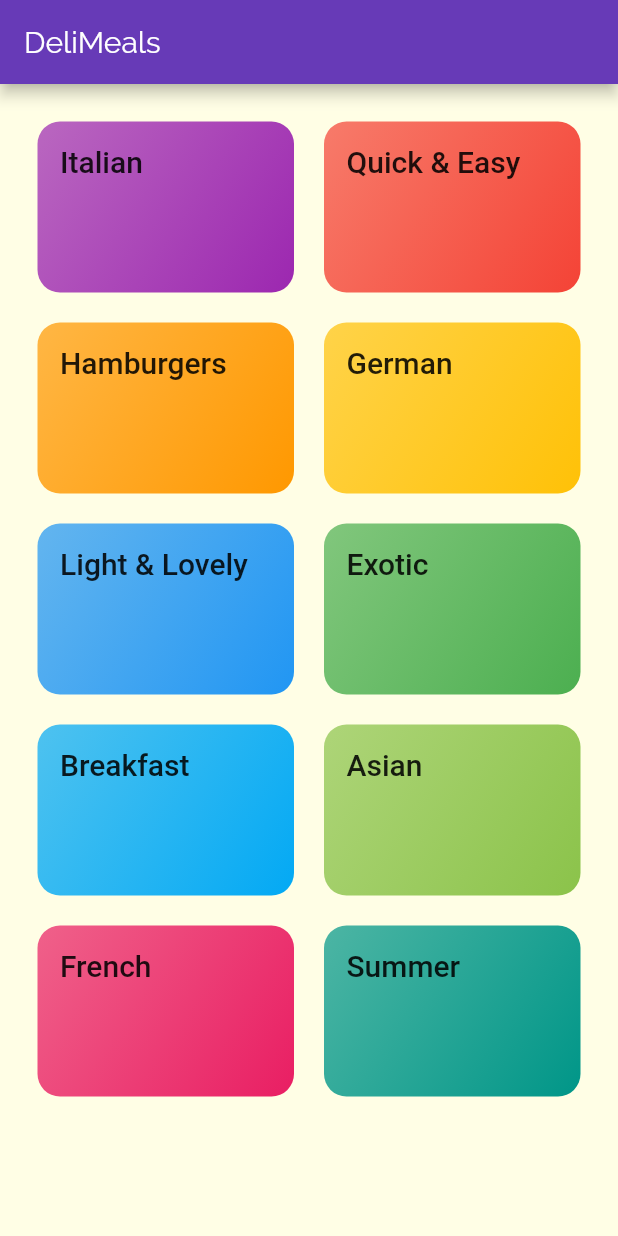
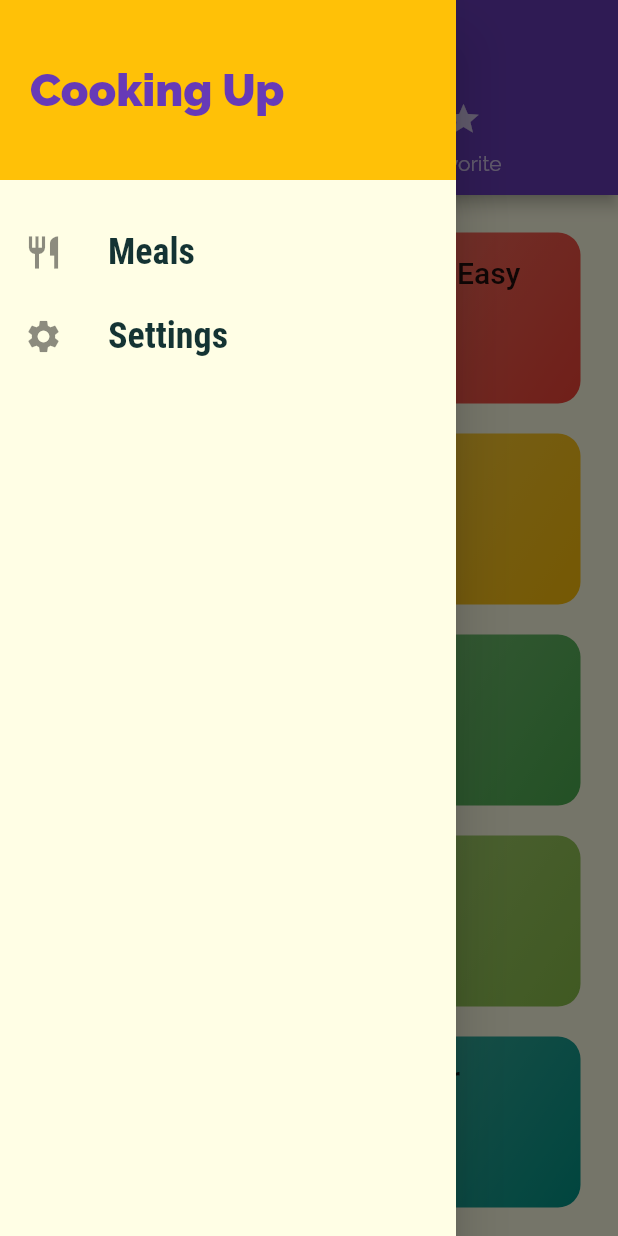
Before and after one commit to lucastssb/deliMeals-app, a Flutter app: the screen it shows after launch, with the side drawer open (before the commit the screen has no drawer), on a phone screen of 412 x 824 dp. Run offline on Flutter 3.47's test engine with Material 2 defaults, Android fonts, the phone set to English and light mode, and no system bars.

```diff
--- a/lib/main.dart
+++ b/lib/main.dart
@@ -1,8 +1,9 @@
 import 'package:flutter/material.dart';
 
 import 'screens/category_meals_screen.dart';
-import 'screens/categories_screen.dart';
+import 'screens/tabs_screen.dart';
 import 'screens/meal_details_screen.dart';
+import 'screens/filters_sreen.dart';
 
 void main() => runApp(MyApp());
 
@@ -28,10 +29,11 @@ class MyApp extends StatelessWidget {
               fontFamily: 'RobotoCondensed',
             )),
       ),
-      home: CategoriesScreen(),
       routes: {
+        '/': (ctx) => TabsScreen(),
         '/category-meals': (ctx) => CategoryMealsScreen(),
         '/meal-details': (ctx) => MealDetailScreen(),
+        '/filters': (ctx) => FiltersScreen(),
       },
     );
   }
--- a/lib/screens/categories_screen.dart
+++ b/lib/screens/categories_screen.dart
@@ -6,11 +6,7 @@ import '../widgets/category_item.dart';
 class CategoriesScreen extends StatelessWidget {
   @override
   Widget build(BuildContext context) {
-    return Scaffold(
-      appBar: AppBar(
-        title: const Text('DeliMeals'),
-      ),
-      body: GridView(
+    return GridView(
       padding: const EdgeInsets.all(25),
       children: DUMMY_CATEGORIES
           .map(
@@ -27,7 +23,6 @@ class CategoriesScreen extends StatelessWidget {
         crossAxisSpacing: 20,
         mainAxisSpacing: 20,
       ),
-      ),
     );
   }
 }
--- /dev/null
+++ b/lib/screens/tabs_screen.dart
@@ -0,0 +1,43 @@
+import 'package:flutter/material.dart';
+
+import '../screens/categories_screen.dart';
+import '../screens/favorites_screen.dart';
+import '../widgets/main_drawer.dart';
+
+class TabsScreen extends StatefulWidget {
+  @override
+  _TabsScreenState createState() => _TabsScreenState();
+}
+
+class _TabsScreenState extends State<TabsScreen> {
+  @override
+  Widget build(BuildContext context) {
+    return DefaultTabController(
+      length: 2,
+      child: Scaffold(
+        drawer: MainDrawer(),
+        appBar: AppBar(
+          title: Text('Meals'),
+          bottom: TabBar(
+            tabs: [
+              Tab(
+                icon: Icon(Icons.category),
+                text: 'Categories',
+              ),
+              Tab(
+                icon: Icon(Icons.star),
+                text: 'Favorite',
+              ),
+            ],
+          ),
+        ),
+        body: TabBarView(
+          children: [
+            CategoriesScreen(),
+            FavoritesScreen(),
+          ],
+        ),
+      ),
+    );
+  }
+}
--- /dev/null
+++ b/lib/widgets/main_drawer.dart
@@ -0,0 +1,55 @@
+import 'package:flutter/material.dart';
+
+class MainDrawer extends StatelessWidget {
+  Widget buildListTile(String title, IconData icon, Function tapHandler) {
+    return ListTile(
+      leading: Icon(
+        icon,
+        size: 26,
+      ),
+      title: Text(
+        title,
+        style: TextStyle(
+          fontFamily: 'RobotoCondensed',
+          fontSize: 24,
+          fontWeight: FontWeight.bold,
+        ),
+      ),
+      onTap: tapHandler,
+    );
+  }
+
+  @override
+  Widget build(BuildContext context) {
+    return Drawer(
+      child: Column(
+        children: [
+          Container(
+            height: 120,
+            width: double.infinity,
+            padding: EdgeInsets.all(20),
+            alignment: Alignment.centerLeft,
+            color: Theme.of(context).accentColor,
+            child: Text(
+              'Cooking Up',
+              style: TextStyle(
+                fontWeight: FontWeight.w900,
+                fontSize: 30,
+                color: Theme.of(context).primaryColor,
+              ),
+            ),
+          ),
+          SizedBox(
+            height: 20,
+          ),
+          buildListTile('Meals', Icons.restaurant, () {
+            Navigator.of(context).pushNamed('/');
+          }),
+          buildListTile('Settings', Icons.settings, () {
+            Navigator.of(context).pushNamed('/filters');
+          }),
+        ],
+      ),
+    );
+  }
+}
```
Also changed, not shown: lib/screens/favorites_screen.dart (added, +10 -0 lines), lib/screens/filters_sreen.dart (added, +10 -0 lines), lib/screens/meal_details_screen.dart (+90 -12 lines), lib/widgets/meal_item.dart (+8 -5 lines). Lines whose indentation alone changed are shown as unchanged.
